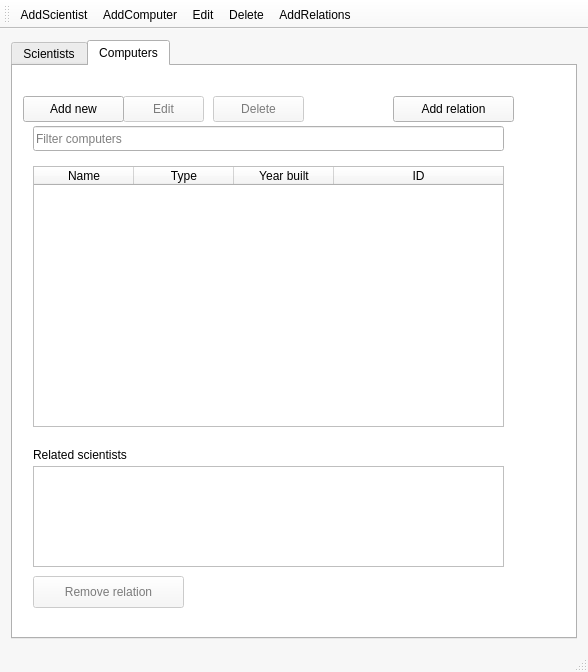
First picture: the form in mainwindow.ui, repository Hopur-50/Verkefni3, before the edit.
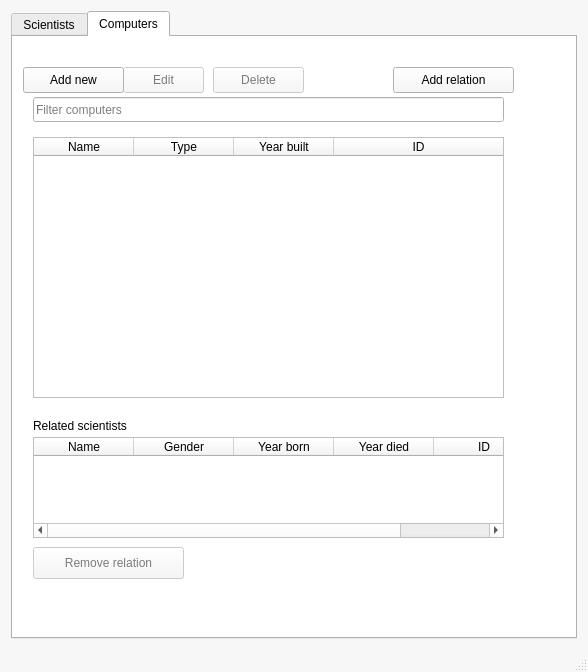
Second picture: the form after the edit. The open tabs and pages were chosen to show the change. Icons and pictures are not drawn.

Commit message: deleted toolbar

Patch:
```diff
--- a/mainwindow.ui
+++ b/mainwindow.ui
@@ -925,6 +925,31 @@
         <attribute name="verticalHeaderVisible">
          <bool>false</bool>
         </attribute>
+        <column>
+         <property name="text">
+          <string>Name</string>
+         </property>
+        </column>
+        <column>
+         <property name="text">
+          <string>Gender</string>
+         </property>
+        </column>
+        <column>
+         <property name="text">
+          <string>Year born</string>
+         </property>
+        </column>
+        <column>
+         <property name="text">
+          <string>Year died</string>
+         </property>
+        </column>
+        <column>
+         <property name="text">
+          <string>ID</string>
+         </property>
+        </column>
        </widget>
        <widget class="QPushButton" name="buttonAddRelation2">
         <property name="geometry">
@@ -974,19 +999,6 @@
     </rect>
    </property>
   </widget>
-  <widget class="QToolBar" name="mainToolBar">
-   <attribute name="toolBarArea">
-    <enum>TopToolBarArea</enum>
-   </attribute>
-   <attribute name="toolBarBreak">
-    <bool>false</bool>
-   </attribute>
-   <addaction name="actionAddScientist"/>
-   <addaction name="actionAddComputer"/>
-   <addaction name="actionEdit"/>
-   <addaction name="actionDelete"/>
-   <addaction name="actionAddRelations"/>
-  </widget>
   <widget class="QStatusBar" name="statusBar"/>
   <action name="actionAddScientist">
    <property name="icon">
```
Left out of the diff: 28 changed lines with no effect on the pictures. The commit also changes 2 other files.
